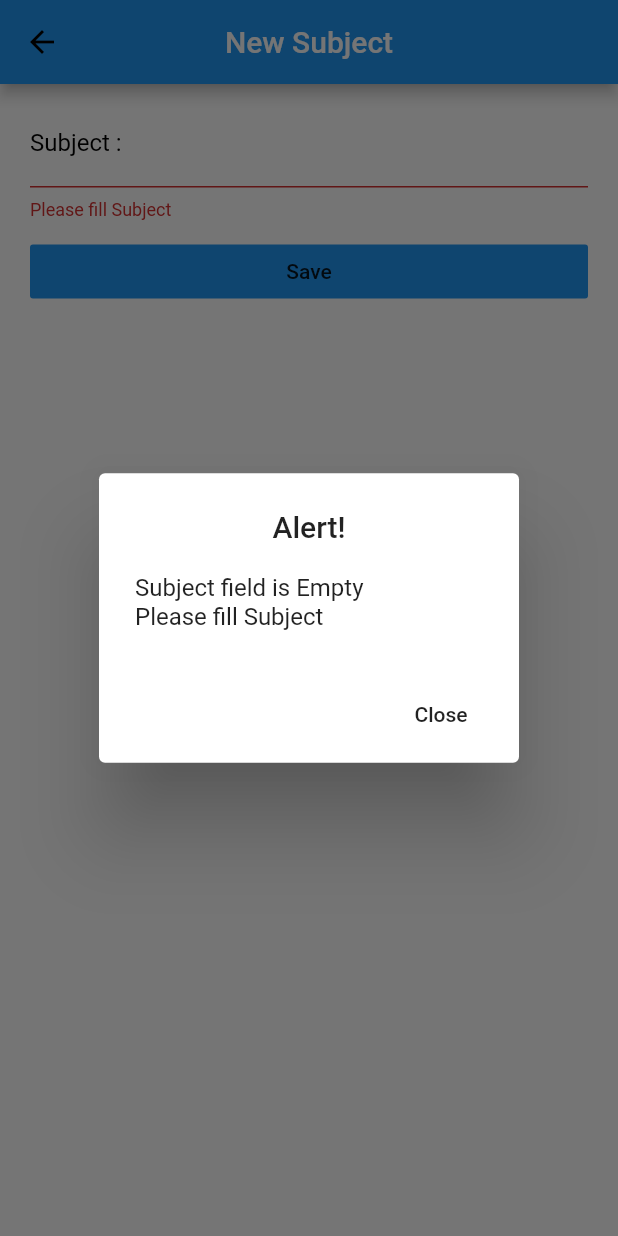
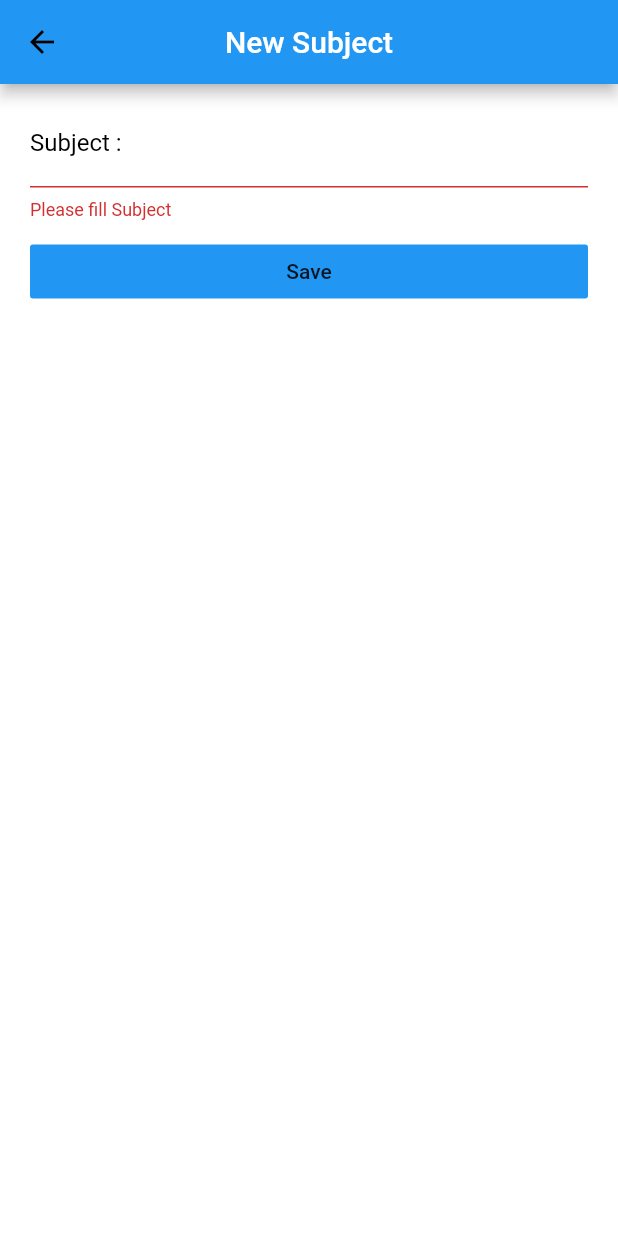
Before and after one commit to ifackerx/flutter_assignment_02, a Flutter app: the screen screen opened by its route, after a tap on "Save", on a phone screen of 412 x 824 dp. Run offline on Flutter 3.47's test engine with Material 2 defaults, Android fonts, the phone set to English and light mode, and no system bars; our stand-ins replace sqflite; accounts and stored records are empty.

Commit message:
fix more bug :bug:

```diff
--- a/lib/ui/screen.dart
+++ b/lib/ui/screen.dart
@@ -51,7 +51,6 @@ class screen_state extends State<screen> {
                   ),
                   validator: (value) {
                     if (value.isEmpty) {
-                      _showDialog();
                       return "Please fill Subject";
                     } else {
                       _title = value;
@@ -91,66 +90,10 @@ class screen_state extends State<screen> {
     );
   }
 
-  void _showDialog() {
-    // flutter defined function
-    showDialog(
-      context: context,
-      builder: (BuildContext context) {
-        // return object of type Dialog
-        return AlertDialog(
-          title: new Text(
-            "Alert!",
-            textAlign: TextAlign.center,
-          ),
-          content: new Text("Subject field is Empty\nPlease fill Subject"),
-          actions: <Widget>[
-            // usually buttons at the bottom of the dialog
-            new FlatButton(
-              child: new Text("Close"),
-              onPressed: () {
-                Navigator.of(context).pop();
-              },
-            ),
-          ],
-        );
-      },
-    );
-  }
 
   void _Finished() {
     // flutter defined function
-    showDialog(
-      context: context,
-      builder: (BuildContext context) {
-        // return object of type Dialog
-        return AlertDialog(
-          backgroundColor: Colors.white,
-          title: new Text(
-            "Complete",
-            style: TextStyle(color: Colors.black),
-            textAlign: TextAlign.center,
+    Navigator.of(context).pop();
 
-          ),
-          content: new Text(
-            "Subject is add complete",
-            style: TextStyle(color: Colors.black),
-          ),
-          actions: <Widget>[
-            // usually buttons at the bottom of the dialog
-            Row(
-              children: <Widget>[
-                new FlatButton(
-                  child: new Text("Close",style: TextStyle(color: Colors.red),),
-                  onPressed: () {
-                    Navigator.of(context).pop();
-                    Navigator.pop(context);
-                  },
-                ),
-              ],
-            )
-          ],
-        );
-      },
-    );
   }
 }
```
Also changed, not shown: 1 other file.
